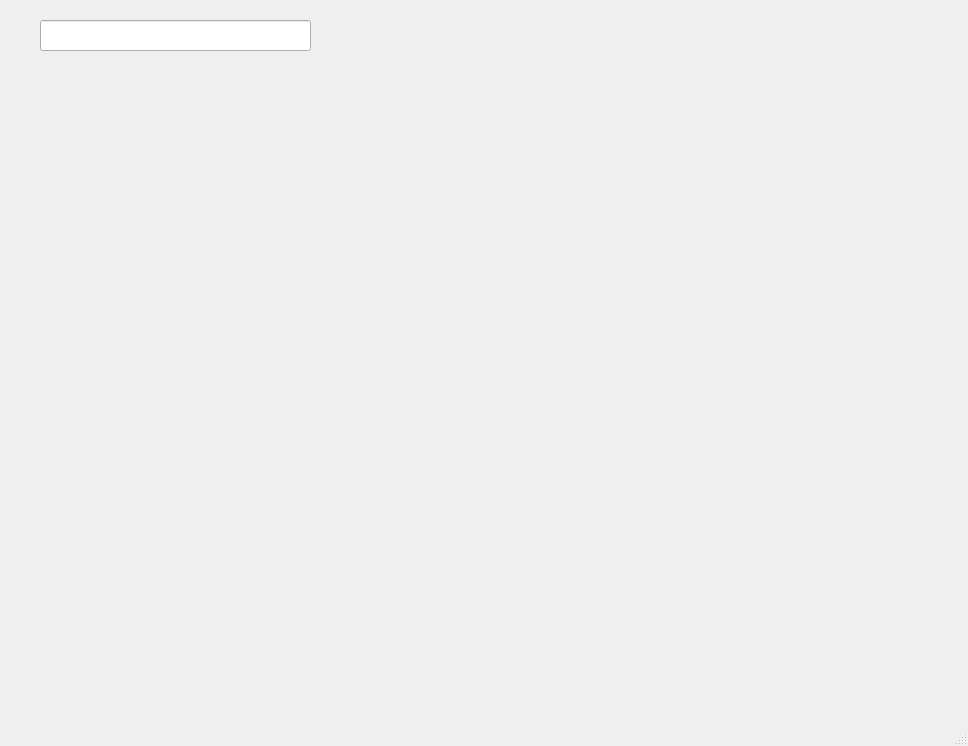
This is musicmenu.ui in sytmdm/music-player as Qt 5 draws it before an edit. The edited form follows.
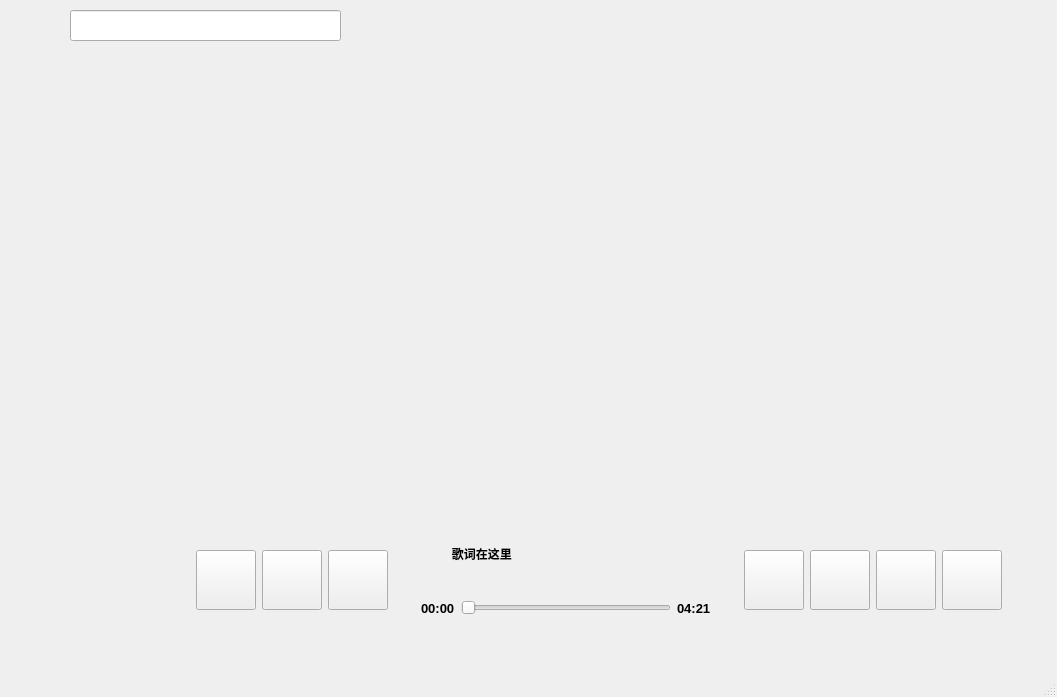
This is the edited form. Custom widgets are drawn as their Qt base class.

```diff
--- a/musicmenu.ui
+++ b/musicmenu.ui
@@ -6,19 +6,268 @@
    <rect>
     <x>0</x>
     <y>0</y>
-    <width>968</width>
-    <height>746</height>
+    <width>1057</width>
+    <height>697</height>
    </rect>
   </property>
   <property name="windowTitle">
    <string>MainWindow</string>
   </property>
   <widget class="QWidget" name="centralwidget">
+   <widget class="QWidget" name="widget_3" native="true">
+    <property name="geometry">
+     <rect>
+      <x>70</x>
+      <y>520</y>
+      <width>941</width>
+      <height>121</height>
+     </rect>
+    </property>
+    <layout class="QHBoxLayout" name="horizontalLayout_4">
+     <item>
+      <widget class="QWidget" name="widget" native="true">
+       <layout class="QHBoxLayout" name="horizontalLayout">
+        <item>
+         <widget class="QLabel" name="albumLabel">
+          <property name="minimumSize">
+           <size>
+            <width>60</width>
+            <height>60</height>
+           </size>
+          </property>
+          <property name="maximumSize">
+           <size>
+            <width>60</width>
+            <height>60</height>
+           </size>
+          </property>
+          <property name="text">
+           <string/>
+          </property>
+         </widget>
+        </item>
+        <item>
+         <spacer name="horizontalSpacer">
+          <property name="orientation">
+           <enum>Qt::Horizontal</enum>
+          </property>
+          <property name="sizeHint" stdset="0">
+           <size>
+            <width>40</width>
+            <height>20</height>
+           </size>
+          </property>
+         </spacer>
+        </item>
+        <item>
+         <widget class="QPushButton" name="prevBtn">
+          <property name="minimumSize">
+           <size>
+            <width>60</width>
+            <height>60</height>
+           </size>
+          </property>
+          <property name="maximumSize">
+           <size>
+            <width>60</width>
+            <height>60</height>
+           </size>
+          </property>
+          <property name="text">
+           <string/>
+          </property>
+         </widget>
+        </item>
+        <item>
+         <widget class="QPushButton" name="playBtn">
+          <property name="minimumSize">
+           <size>
+            <width>60</width>
+            <height>60</height>
+           </size>
+          </property>
+          <property name="maximumSize">
+           <size>
+            <width>60</width>
+            <height>60</height>
+           </size>
+          </property>
+          <property name="text">
+           <string/>
+          </property>
+         </widget>
+        </item>
+        <item>
+         <widget class="QPushButton" name="nextBtn">
+          <property name="minimumSize">
+           <size>
+            <width>60</width>
+            <height>60</height>
+           </size>
+          </property>
+          <property name="maximumSize">
+           <size>
+            <width>60</width>
+            <height>60</height>
+           </size>
+          </property>
+          <property name="text">
+           <string/>
+          </property>
+         </widget>
+        </item>
+       </layout>
+      </widget>
+     </item>
+     <item>
+      <widget class="QWidget" name="widget_5" native="true">
+       <layout class="QVBoxLayout" name="verticalLayout">
+        <item>
+         <widget class="QLabel" name="lyricLabel">
+          <property name="font">
+           <font>
+            <weight>75</weight>
+            <bold>true</bold>
+           </font>
+          </property>
+          <property name="text">
+           <string>            歌词在这里</string>
+          </property>
+         </widget>
+        </item>
+        <item>
+         <widget class="QWidget" name="widget_4" native="true">
+          <layout class="QHBoxLayout" name="horizontalLayout_3">
+           <item>
+            <widget class="QLabel" name="currentTime">
+             <property name="font">
+              <font>
+               <pointsize>10</pointsize>
+               <weight>75</weight>
+               <bold>true</bold>
+              </font>
+             </property>
+             <property name="text">
+              <string>00:00</string>
+             </property>
+            </widget>
+           </item>
+           <item>
+            <widget class="QSlider" name="processBar">
+             <property name="orientation">
+              <enum>Qt::Horizontal</enum>
+             </property>
+            </widget>
+           </item>
+           <item>
+            <widget class="QLabel" name="totalTime">
+             <property name="font">
+              <font>
+               <pointsize>10</pointsize>
+               <weight>75</weight>
+               <bold>true</bold>
+              </font>
+             </property>
+             <property name="text">
+              <string>04:21</string>
+             </property>
+            </widget>
+           </item>
+          </layout>
+         </widget>
+        </item>
+       </layout>
+      </widget>
+     </item>
+     <item>
+      <widget class="QWidget" name="widget_2" native="true">
+       <layout class="QHBoxLayout" name="horizontalLayout_2">
+        <item>
+         <widget class="QPushButton" name="switchModeBtn">
+          <property name="minimumSize">
+           <size>
+            <width>60</width>
+            <height>60</height>
+           </size>
+          </property>
+          <property name="maximumSize">
+           <size>
+            <width>60</width>
+            <height>60</height>
+           </size>
+          </property>
+          <property name="text">
+           <string/>
+          </property>
+         </widget>
+        </item>
+        <item>
+         <widget class="QPushButton" name="volumeBtn">
+          <property name="minimumSize">
+           <size>
+            <width>60</width>
+            <height>60</height>
+           </size>
+          </property>
+          <property name="maximumSize">
+           <size>
+            <width>60</width>
+            <height>60</height>
+           </size>
+          </property>
+          <property name="text">
+           <string/>
+          </property>
+         </widget>
+        </item>
+        <item>
+         <widget class="QPushButton" name="lyricBtn">
+          <property name="minimumSize">
+           <size>
+            <width>60</width>
+            <height>60</height>
+           </size>
+          </property>
+          <property name="maximumSize">
+           <size>
+            <width>60</width>
+            <height>60</height>
+           </size>
+          </property>
+          <property name="text">
+           <string/>
+          </property>
+         </widget>
+        </item>
+        <item>
+         <widget class="QPushButton" name="enjoyBtn">
+          <property name="minimumSize">
+           <size>
+            <width>60</width>
+            <height>60</height>
+           </size>
+          </property>
+          <property name="maximumSize">
+           <size>
+            <width>60</width>
+            <height>60</height>
+           </size>
+          </property>
+          <property name="text">
+           <string/>
+          </property>
+         </widget>
+        </item>
+       </layout>
+      </widget>
+     </item>
+    </layout>
+   </widget>
    <widget class="QLineEdit" name="searchMusic">
     <property name="geometry">
      <rect>
-      <x>40</x>
-      <y>20</y>
+      <x>70</x>
+      <y>10</y>
       <width>271</width>
       <height>31</height>
      </rect>
@@ -34,22 +283,12 @@
      <string/>
     </property>
    </widget>
-   <widget class="musicPlaybackControls" name="m_musicPlaybackControls" native="true">
+   <widget class="musicList" name="m_musicList" native="true">
     <property name="geometry">
      <rect>
-      <x>20</x>
-      <y>510</y>
-      <width>921</width>
-      <height>161</height>
-     </rect>
-    </property>
-   </widget>
-   <widget class="musicList" name="songlist" native="true">
-    <property name="geometry">
-     <rect>
-      <x>240</x>
-      <y>70</y>
-      <width>711</width>
+      <x>280</x>
+      <y>60</y>
+      <width>661</width>
       <height>381</height>
      </rect>
     </property>
```
Left out of the diff: 40 changed lines with no effect on the pictures.
